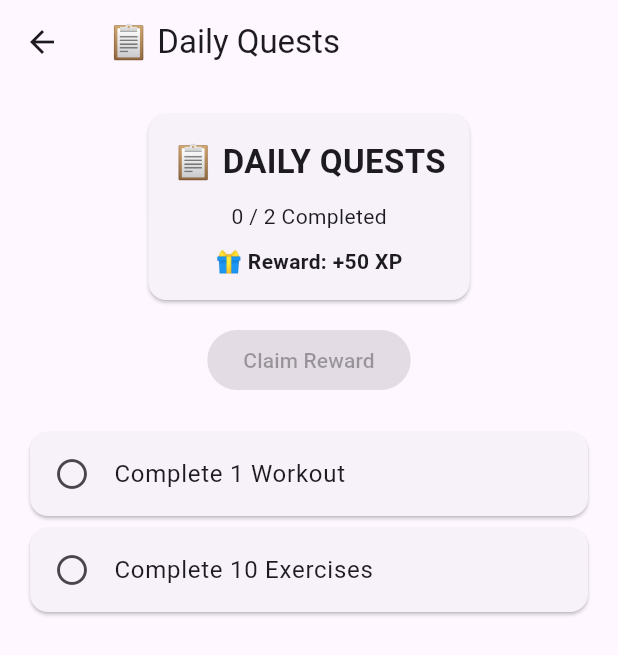
After one commit to vraj24713-sketch/system-awakening, a Flutter app: the screen it shows after launch, after a tap on the "assignment" icon, on a phone screen of 412 x 824 dp. The commit adds this screen. Shown: the top 655 px of the screen. Run offline on Flutter 3.47's test engine with Material 3 defaults, Android fonts, the phone set to English and light mode, and no system bars; our stand-ins replace flutter_riverpod, shared_preferences.

Commit message:
added achievements and daily quest system

```diff
--- /dev/null
+++ b/lib/models/daily_quest.dart
@@ -0,0 +1,6 @@
+class DailyQuest {
+  final String title;
+  final bool completed;
+
+  DailyQuest({required this.title, required this.completed});
+}
--- /dev/null
+++ b/lib/screens/daily_quest_screen.dart
@@ -0,0 +1,124 @@
+import 'package:flutter/material.dart';
+import 'package:flutter_riverpod/flutter_riverpod.dart';
+
+import '../providers/stats_provider.dart';
+import '../services/daily_quest_service.dart';
+
+import '../providers/xp_provider.dart';
+import '../services/save_service.dart';
+
+class DailyQuestScreen extends ConsumerWidget {
+  const DailyQuestScreen({super.key});
+
+  @override
+  Widget build(BuildContext context, WidgetRef ref) {
+    final workoutsAsync = ref.watch(workoutsCompletedProvider);
+
+    final exercisesAsync = ref.watch(exercisesCompletedProvider);
+
+    return Scaffold(
+      appBar: AppBar(title: const Text('📋 Daily Quests')),
+
+      body: workoutsAsync.when(
+        data: (workouts) {
+          return exercisesAsync.when(
+            data: (exercises) {
+              final quests = DailyQuestService.getQuests(
+                workouts: workouts,
+                exercises: exercises,
+              );
+
+              final completed = quests.where((q) => q.completed).length;
+
+              return Padding(
+                padding: const EdgeInsets.all(16),
+
+                child: Column(
+                  children: [
+                    Card(
+                      child: Padding(
+                        padding: const EdgeInsets.all(16),
+
+                        child: Column(
+                          children: [
+                            const Text(
+                              '📋 DAILY QUESTS',
+                              style: TextStyle(
+                                fontSize: 22,
+                                fontWeight: FontWeight.bold,
+                              ),
+                            ),
+
+                            const SizedBox(height: 10),
+
+                            Text('$completed / ${quests.length} Completed'),
+                            const SizedBox(height: 10),
+
+                            const Text(
+                              '🎁 Reward: +50 XP',
+                              style: TextStyle(fontWeight: FontWeight.bold),
+                            ),
+                          ],
+                        ),
+                      ),
+                    ),
+                    const SizedBox(height: 12),
+
+                    ElevatedButton(
+                      onPressed: completed == quests.length
+                          ? () async {
+                              final oldXp = ref.read(xpProvider.notifier).state;
+
+                              final newXp = oldXp + 50;
+
+                              ref.read(xpProvider.notifier).state = newXp;
+
+                              await SaveService.saveXp(newXp);
+
+                              ScaffoldMessenger.of(context).showSnackBar(
+                                const SnackBar(
+                                  content: Text('🎁 +50 XP Reward Claimed!'),
+                                ),
+                              );
+                            }
+                          : null,
+                      child: const Text('Claim Reward'),
+                    ),
+
+                    const SizedBox(height: 20),
+
+                    Expanded(
+                      child: ListView.builder(
+                        itemCount: quests.length,
+
+                        itemBuilder: (context, index) {
+                          final quest = quests[index];
+
+                          return Card(
+                            child: ListTile(
+                              leading: Icon(
+                                quest.completed
+                                    ? Icons.check_circle
+                                    : Icons.circle_outlined,
+                              ),
+
+                              title: Text(quest.title),
+                            ),
+                          );
+                        },
+                      ),
+                    ),
+                  ],
+                ),
+              );
+            },
+            loading: () => const CircularProgressIndicator(),
+            error: (_, __) => const Text('Error'),
+          );
+        },
+        loading: () => const CircularProgressIndicator(),
+        error: (_, __) => const Text('Error'),
+      ),
+    );
+  }
+}
--- a/lib/screens/home_screen.dart
+++ b/lib/screens/home_screen.dart
@@ -17,6 +17,8 @@ import 'analysis_screen.dart';
 
 import 'achievement_screen.dart';
 
+import 'daily_quest_screen.dart';
+
 class HomeScreen extends ConsumerWidget {
   const HomeScreen({super.key});
 
@@ -35,6 +37,16 @@ class HomeScreen extends ConsumerWidget {
       appBar: AppBar(
         title: const Text('System Awakening'),
         actions: [
+          IconButton(
+            icon: const Icon(Icons.assignment),
+            onPressed: () {
+              Navigator.push(
+                context,
+                MaterialPageRoute(builder: (_) => const DailyQuestScreen()),
+              );
+            },
+          ),
+
           IconButton(
             icon: const Icon(Icons.emoji_events),
             onPressed: () {
--- a/lib/screens/workout_session_screen.dart
+++ b/lib/screens/workout_session_screen.dart
@@ -207,6 +207,16 @@ class _WorkoutSessionScreenState extends ConsumerState<WorkoutSessionScreen> {
 
                     await StatsService.addWorkout();
 
+                    await showDialog(
+                      context: context,
+                      builder: (_) => AlertDialog(
+                        title: const Text('🏆 ACHIEVEMENT UNLOCKED'),
+                        content: const Text(
+                          'First Steps\nComplete your first workout',
+                        ),
+                      ),
+                    );
+
                     ref.invalidate(streakProvider);
 
                     ScaffoldMessenger.of(context).showSnackBar(
--- /dev/null
+++ b/lib/services/daily_quest_service.dart
@@ -0,0 +1,15 @@
+import '../models/daily_quest.dart';
+
+class DailyQuestService {
+  static const int rewardXp = 50;
+  static List<DailyQuest> getQuests({
+    required int workouts,
+    required int exercises,
+  }) {
+    return [
+      DailyQuest(title: 'Complete 1 Workout', completed: workouts >= 1),
+
+      DailyQuest(title: 'Complete 10 Exercises', completed: exercises >= 10),
+    ];
+  }
+}
```
